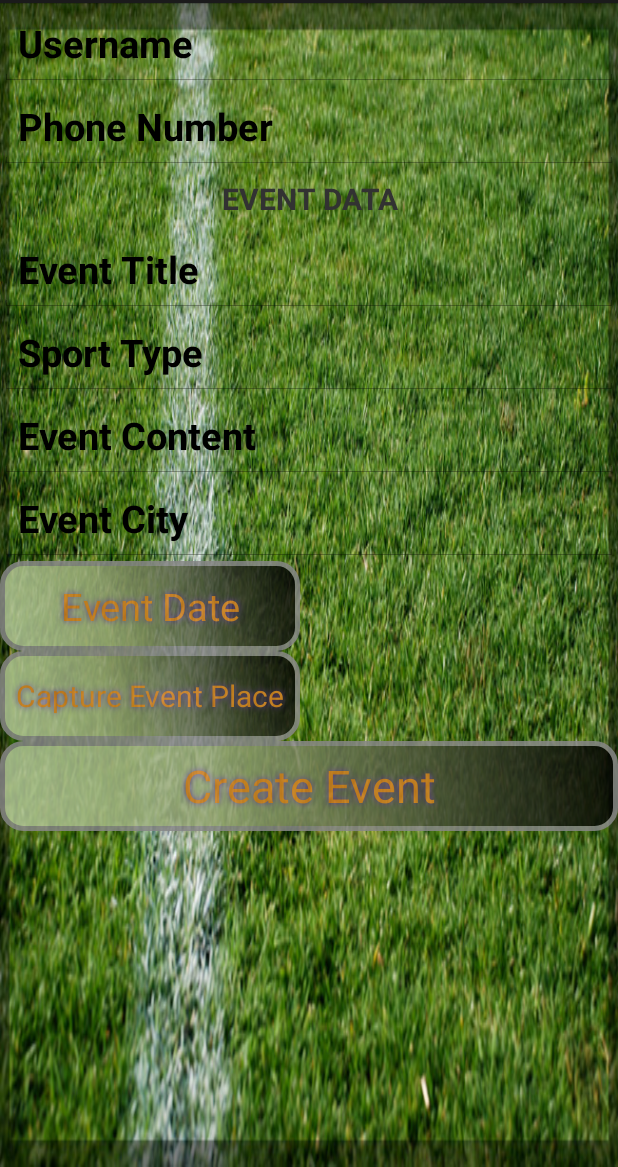
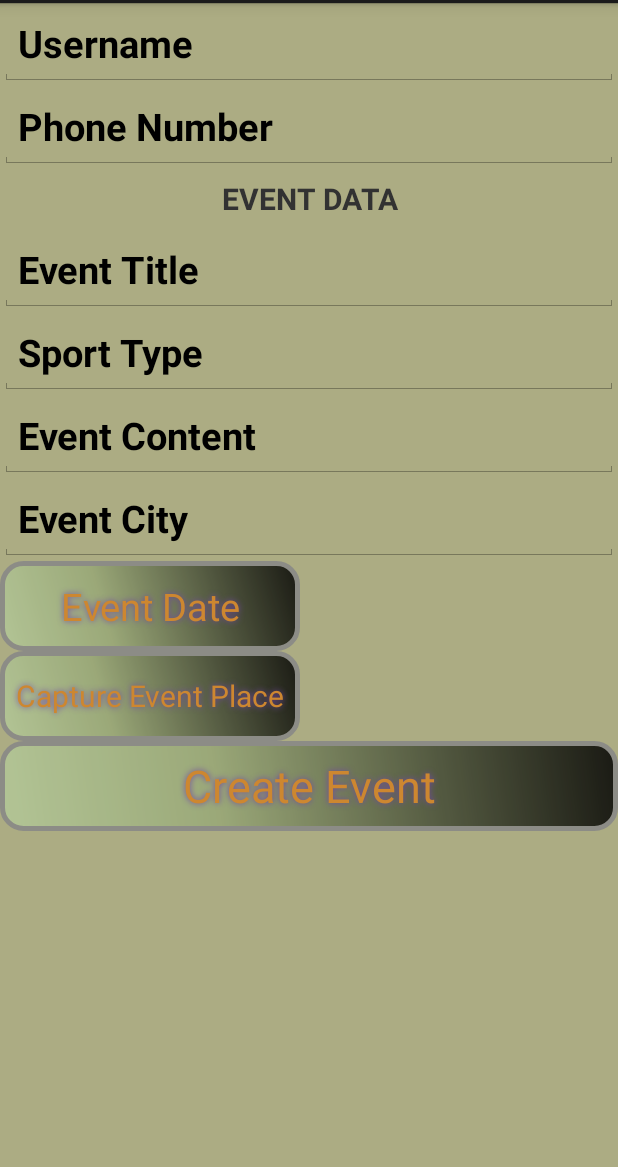
Before and after one commit to stefanNaumov/FredFlintstone, an Android app: the RegisterEventActivity screen opened directly, with no data from a screen before it, on a phone screen of 412 x 824 dp, the part 69-1236 px from its top. Run offline under Robolectric (Android 15) with nearby library versions, the phone set to English and light mode, and no system bars; libraries missing offline, so code that uses them is left out: com.telerik.everlive; 1 statement that could not run was skipped.

```diff
--- a/app/build.gradle
+++ b/app/build.gradle
@@ -6,7 +6,7 @@ android {
 
     defaultConfig {
         applicationId "com.example.stefan.sportseventsorganizer"
-        minSdkVersion 15
+        minSdkVersion 16
         targetSdkVersion 20
         versionCode 1
         versionName "1.0"
--- a/app/src/main/java/activities/RegisterEventActivity.java
+++ b/app/src/main/java/activities/RegisterEventActivity.java
@@ -21,10 +21,13 @@ import android.net.Uri;
 import android.os.Bundle;
 import android.provider.MediaStore;
 import android.util.Log;
+import android.view.Gravity;
 import android.view.View;
 import android.widget.Button;
 import android.widget.DatePicker;
 import android.widget.EditText;
+import android.widget.LinearLayout;
+import android.widget.ScrollView;
 import android.widget.TextView;
 import android.widget.Toast;
 
@@ -113,10 +116,13 @@ public class RegisterEventActivity extends Activity implements View.OnClickListe
         registerEventBtn.setOnClickListener(this);
         eventDateBtn.setOnClickListener(this);
 
-        alert = new AlertDialog.Builder(this);
-        alert.setMessage("You must switch your GPS on in order to register a new event!");
-        alert.setPositiveButton("OK",null);
-        alert.show();
+        CharSequence message = "You must switch your GPS on in order to register a new event!";
+        int duration = Toast.LENGTH_SHORT;
+
+        Toast toast = Toast.makeText(getApplicationContext(), message, Toast.LENGTH_LONG);
+        toast.setGravity(Gravity.CENTER|Gravity.LEFT, 0, 0);
+
+        toast.show();
     }
 
     @Override
@@ -173,6 +179,9 @@ public class RegisterEventActivity extends Activity implements View.OnClickListe
             Toast.makeText(this, imgPath, Toast.LENGTH_SHORT).show();
             Drawable drawable = Drawable.createFromPath(imgPath);
             eventImg = ((BitmapDrawable) drawable).getBitmap();
+
+            ScrollView rl = (ScrollView)findViewById(R.id.ScrollID);
+            rl.setBackground(drawable);
 
         }
     }
--- a/app/src/main/res/layout/register_event_layout.xml
+++ b/app/src/main/res/layout/register_event_layout.xml
@@ -2,7 +2,8 @@
     <ScrollView xmlns:android="http://schemas.android.com/apk/res/android"
     android:layout_width="match_parent"
     android:layout_height="match_parent"
-    android:background="@drawable/football_field">
+    android:background="#ACAC83"
+    android:id="@+id/ScrollID">
 
     <LinearLayout
         android:layout_width="match_parent"
```
Also changed, not shown: app/src/main/java/fragments/EventDetailsFragment.java (+43 -5 lines), app/src/main/res/layout/events_layout_detailed.xml (+7 -0 lines), 1 other file.
